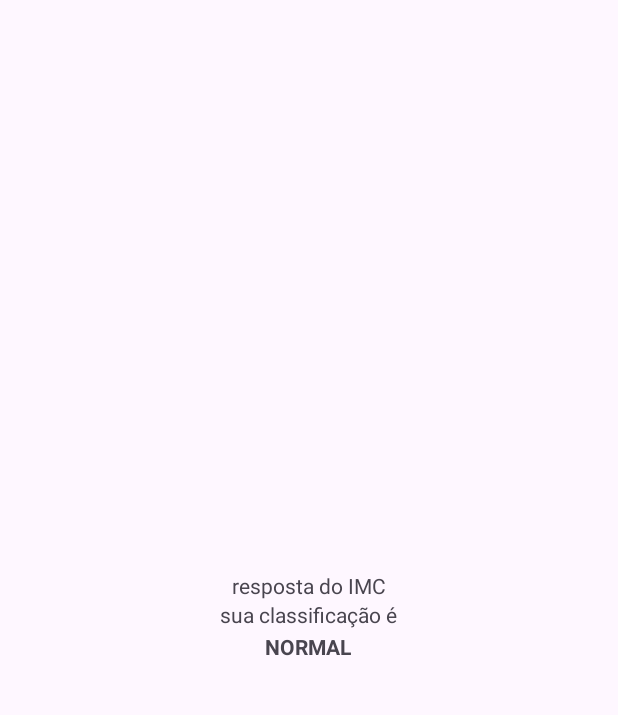
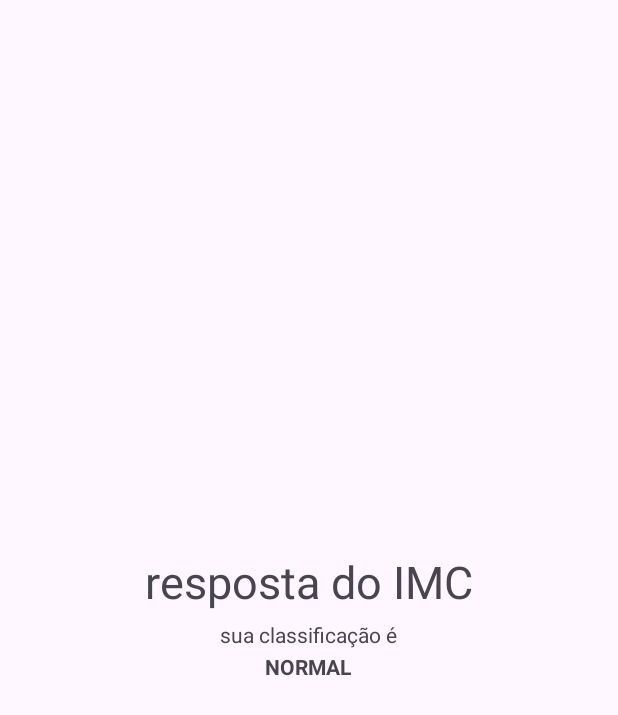
Before and after one commit to maumauriciog/calculadoraIMCv2, an Android app: the layout activity_result.xml on its own in the app's theme, with its tools: preview values and no code run, on a phone screen of 412 x 824 dp. Shown: the top 715 px of the screen. Run offline under Robolectric (Android 15) with nearby library versions, the phone set to English and light mode, and no system bars.

```diff
--- a/app/src/main/res/layout/activity_result.xml
+++ b/app/src/main/res/layout/activity_result.xml
@@ -11,12 +11,15 @@
         android:id="@+id/txtRespIMC"
         android:layout_width="wrap_content"
         android:layout_height="wrap_content"
-        tools:text="resposta do IMC" />
+        android:textSize="30dp"
+        tools:text="resposta do IMC"
+        tools:ignore="SpUsage" />
 
     <TextView
         android:id="@+id/textTexto"
         android:layout_width="wrap_content"
         android:layout_height="wrap_content"
+        android:layout_marginTop="5dp"
         tools:text="sua classificação é" />
 
     <TextView
```
